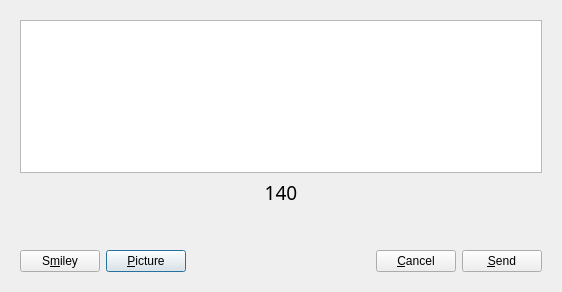
Before: the Qt Designer form res/ui/NewpostWindow.ui in WeCase/WeCase, drawn with Qt 5.
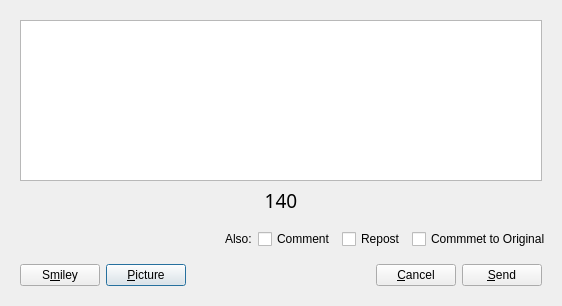
After: the same form once the commit is applied. Custom widgets are drawn as their Qt base class.

Patch:
```diff
--- a/res/ui/NewpostWindow.ui
+++ b/res/ui/NewpostWindow.ui
@@ -7,7 +7,7 @@
     <x>0</x>
     <y>0</y>
     <width>562</width>
-    <height>292</height>
+    <height>306</height>
    </rect>
   </property>
   <property name="windowTitle">
@@ -19,9 +19,7 @@
   <property name="unifiedTitleAndToolBarOnMac" stdset="0">
    <bool>false</bool>
   </property>
-  <layout class="QGridLayout" name="gridLayout_3">
-   <item row="0" column="0">
-    <layout class="QVBoxLayout" name="verticalLayout">
+  <layout class="QVBoxLayout" name="verticalLayout" stretch="4,0,0">
      <item>
       <widget class="QWidget" name="widget" native="true">
        <property name="minimumSize">
@@ -67,20 +65,55 @@
       </widget>
      </item>
      <item>
-      <spacer name="verticalSpacer">
+    <layout class="QHBoxLayout" name="horizontalLayout">
+     <property name="sizeConstraint">
+      <enum>QLayout::SetFixedSize</enum>
+     </property>
+     <property name="rightMargin">
+      <number>0</number>
+     </property>
+     <item>
+      <spacer name="horizontalSpacer_2">
        <property name="orientation">
-        <enum>Qt::Vertical</enum>
-       </property>
-       <property name="sizeType">
-        <enum>QSizePolicy::Fixed</enum>
+        <enum>Qt::Horizontal</enum>
        </property>
        <property name="sizeHint" stdset="0">
         <size>
-         <width>20</width>
+         <width>40</width>
          <height>20</height>
         </size>
        </property>
       </spacer>
+     </item>
+     <item>
+      <widget class="QLabel" name="label_2">
+       <property name="text">
+        <string>Also:</string>
+       </property>
+      </widget>
+     </item>
+     <item>
+      <widget class="QCheckBox" name="chk_comment">
+       <property name="text">
+        <string>Comment</string>
+       </property>
+      </widget>
+     </item>
+     <item>
+      <widget class="QCheckBox" name="chk_repost">
+       <property name="text">
+        <string>Repost</string>
+       </property>
+      </widget>
+     </item>
+     <item>
+      <widget class="QCheckBox" name="chk_comment_original">
+       <property name="text">
+        <string>Commmet to Original</string>
+       </property>
+      </widget>
+     </item>
+    </layout>
      </item>
      <item>
       <widget class="QWidget" name="widget_2" native="true">
@@ -139,8 +172,6 @@
        <zorder>horizontalSpacer</zorder>
        <zorder>pushButton</zorder>
       </widget>
-     </item>
-    </layout>
    </item>
   </layout>
  </widget>
```
Lines whose indentation alone changed are shown as unchanged.
